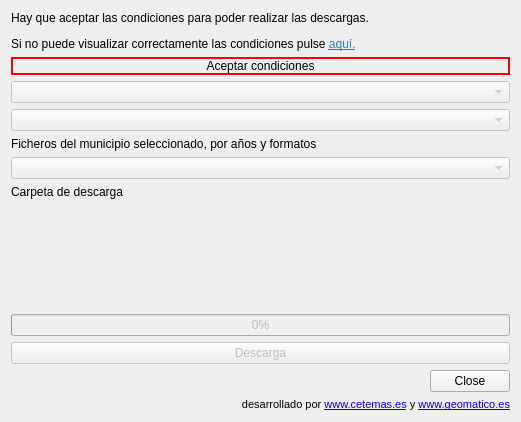
Qt form ui/main_window.ui (geomatico/qgis-sigpac) before a commit.
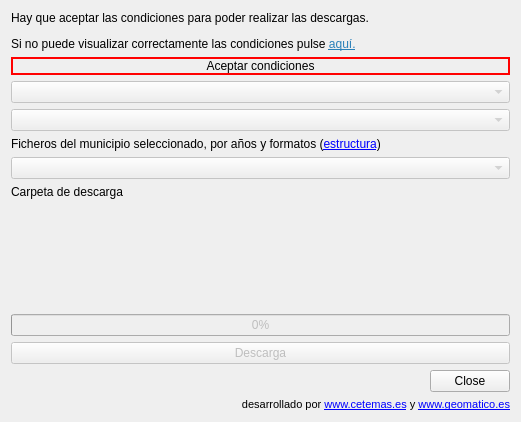
The same form after that commit. Custom widgets are drawn as their Qt base class.

```diff
--- a/ui/main_window.ui
+++ b/ui/main_window.ui
@@ -60,7 +60,7 @@
    <item>
     <widget class="QLabel" name="label">
      <property name="text">
-      <string>Ficheros del municipio seleccionado, por años y formatos</string>
+      <string>Ficheros del municipio seleccionado, por años y formatos (&lt;a href='https://www.fega.gob.es/orig/pdfs/202201_Informacion_servicio_descargas_SIGPAC.pdf' target='_blank'&gt;estructura&lt;/a&gt;)</string>
      </property>
     </widget>
    </item>
```
